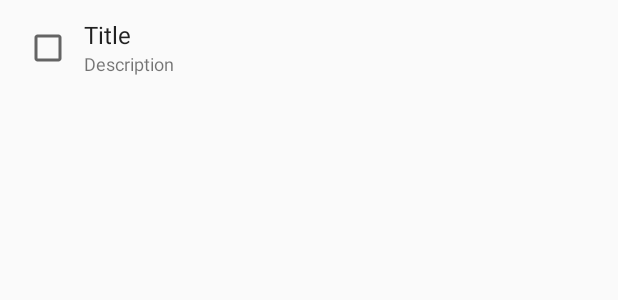
After one commit to sizihatak/to-do, an Android app: the layout item_task.xml on its own in the app's theme, with its tools: preview values and no code run, on a phone screen of 412 x 824 dp. The commit adds this screen. Shown: the top 300 px of the screen. Run offline under Robolectric (Android 15) with nearby library versions, the phone set to English and light mode, and no system bars.

Commit message:
Added adapter to task list.

```diff
--- a/app/src/main/AndroidManifest.xml
+++ b/app/src/main/AndroidManifest.xml
@@ -10,14 +10,14 @@
         android:roundIcon="@mipmap/ic_launcher_round"
         android:supportsRtl="true"
         android:theme="@style/AppTheme">
-        <activity android:name=".presentation.tasklist.TaskListActivity">
+        <activity android:name="com.example.todo.presentation.feature.tasklist.TaskListActivity">
             <intent-filter>
                 <action android:name="android.intent.action.MAIN" />
 
                 <category android:name="android.intent.category.LAUNCHER" />
             </intent-filter>
         </activity>
-        <activity android:name=".presentation.addtask.AddTaskActivity" />
+        <activity android:name=".presentation.feature.addtask.AddTaskActivity" />
 
         <provider
             android:name=".data.db.TaskContentProvider"
--- a/app/src/main/kotlin/com/example/todo/data/DataManager.kt
+++ b/app/src/main/kotlin/com/example/todo/data/DataManager.kt
@@ -6,5 +6,5 @@ import io.reactivex.Single
 
 interface DataManager {
     fun saveTask(task: Task):Single<Uri>
-    fun getTasks(): Single<Task>
+    fun getTasks(): Single<List<Task>>
 }
--- a/app/src/main/kotlin/com/example/todo/data/DataManagerImpl.kt
+++ b/app/src/main/kotlin/com/example/todo/data/DataManagerImpl.kt
@@ -6,6 +6,7 @@ import android.net.Uri
 import com.example.todo.data.db.TaskContract
 import com.example.todo.presentation.model.Task
 import io.reactivex.Single
+import java.util.*
 
 class DataManagerImpl(private val application: Application) : DataManager {
     override fun saveTask(task: Task): Single<Uri> {
@@ -19,5 +20,5 @@ class DataManagerImpl(private val application: Application) : DataManager {
 
     }
 
-    override fun getTasks(): Single<Task> = Single.just(Task("", "", 0))
+    override fun getTasks(): Single<List<Task>> = Single.just(Collections.emptyList())
 }
--- a/app/src/main/kotlin/com/example/todo/presentation/addtask/AddTaskActivity.kt
+++ b/app/src/main/kotlin/com/example/todo/presentation/feature/addtask/AddTaskActivity.kt
@@ -1,4 +1,4 @@
-package com.example.todo.presentation.addtask
+package com.example.todo.presentation.feature.addtask
 
 import android.arch.lifecycle.LifecycleActivity
 import android.arch.lifecycle.Observer
--- a/app/src/main/kotlin/com/example/todo/presentation/addtask/AddTaskViewModel.kt
+++ b/app/src/main/kotlin/com/example/todo/presentation/feature/addtask/AddTaskViewModel.kt
@@ -1,4 +1,4 @@
-package com.example.todo.presentation.addtask
+package com.example.todo.presentation.feature.addtask
 
 import android.app.Application
 import android.arch.lifecycle.AndroidViewModel
--- a/app/src/main/kotlin/com/example/todo/presentation/addtask/AddTaskViewModelFactory.kt
+++ b/app/src/main/kotlin/com/example/todo/presentation/feature/addtask/AddTaskViewModelFactory.kt
@@ -1,4 +1,4 @@
-package com.example.todo.presentation.addtask
+package com.example.todo.presentation.feature.addtask
 
 import android.app.Application
 import android.arch.lifecycle.ViewModel
--- a/app/src/main/kotlin/com/example/todo/presentation/tasklist/TaskListActivity.kt
+++ b/app/src/main/kotlin/com/example/todo/presentation/feature/tasklist/TaskListActivity.kt
@@ -1,4 +1,4 @@
-package com.example.todo.presentation.tasklist
+package com.example.todo.presentation.feature.tasklist
 
 import android.arch.lifecycle.ViewModelProviders
 import android.content.Intent
@@ -7,7 +7,7 @@ import android.os.Bundle
 import android.support.v7.app.AppCompatActivity
 import com.example.todo.R
 import com.example.todo.databinding.ActivityTasklistBinding
-import com.example.todo.presentation.addtask.AddTaskActivity
+import com.example.todo.presentation.feature.addtask.AddTaskActivity
 
 class TaskListActivity : AppCompatActivity() {
     private lateinit var binding: ActivityTasklistBinding
--- a/app/src/main/kotlin/com/example/todo/presentation/tasklist/TaskListViewModel.kt
+++ b/app/src/main/kotlin/com/example/todo/presentation/feature/tasklist/TaskListViewModel.kt
@@ -1,10 +1,8 @@
-package com.example.todo.presentation.tasklist
+package com.example.todo.presentation.feature.tasklist
 
 import android.app.Application
 import android.arch.lifecycle.AndroidViewModel
 import android.view.View
-import io.reactivex.Completable
-import io.reactivex.CompletableEmitter
 import io.reactivex.subjects.PublishSubject
 
 class TaskListViewModel(application: Application) : AndroidViewModel(application) {
--- a/app/src/main/kotlin/com/example/todo/presentation/model/Task.kt
+++ b/app/src/main/kotlin/com/example/todo/presentation/model/Task.kt
@@ -1,3 +1,3 @@
 package com.example.todo.presentation.model
 
-data class Task(val title: String, val description: String = "",val priority: Int)
+data class Task(val title: String, val description: String = "", val priority: Int)
--- a/app/src/main/res/layout/activity_add_task.xml
+++ b/app/src/main/res/layout/activity_add_task.xml
@@ -7,7 +7,7 @@
 
         <variable
             name="viewModel"
-            type="com.example.todo.presentation.addtask.AddTaskViewModel" />
+            type="com.example.todo.presentation.feature.addtask.AddTaskViewModel" />
     </data>
 
 
--- a/app/src/main/res/layout/activity_tasklist.xml
+++ b/app/src/main/res/layout/activity_tasklist.xml
@@ -7,13 +7,13 @@
 
         <variable
             name="viewModel"
-            type="com.example.todo.presentation.tasklist.TaskListViewModel" />
+            type="com.example.todo.presentation.feature.tasklist.TaskListViewModel" />
     </data>
 
     <android.support.design.widget.CoordinatorLayout
         android:layout_width="match_parent"
         android:layout_height="match_parent"
-        tools:context="com.example.todo.presentation.tasklist.TaskListActivity">
+        tools:context=".presentation.feature.tasklist.TaskListActivity">
 
         <android.support.v7.widget.RecyclerView
             android:id="@+id/rv_main_tasklist"
--- /dev/null
+++ b/app/src/main/res/layout/item_task.xml
@@ -0,0 +1,58 @@
+<?xml version="1.0" encoding="utf-8"?>
+<layout xmlns:android="http://schemas.android.com/apk/res/android"
+    xmlns:app="http://schemas.android.com/apk/res-auto"
+    xmlns:bind="http://schemas.android.com/apk/res-auto"
+    xmlns:tools="http://schemas.android.com/tools">
+
+    <data>
+        <variable
+            name="task"
+            type="com.example.todo.presentation.model.Task" />
+    </data>
+
+    <android.support.constraint.ConstraintLayout
+        android:layout_width="match_parent"
+        android:layout_height="wrap_content"
+        bind:priority="@{task.priority}">
+
+        <CheckBox
+            android:id="@+id/checkBox"
+            android:layout_width="wrap_content"
+            android:layout_height="wrap_content"
+            android:layout_marginBottom="8dp"
+            android:layout_marginStart="16dp"
+            android:layout_marginTop="16dp"
+            app:layout_constraintBottom_toBottomOf="parent"
+            app:layout_constraintLeft_toLeftOf="parent"
+            app:layout_constraintTop_toTopOf="parent"
+            app:layout_constraintVertical_bias="0.0" />
+
+        <TextView
+            android:id="@+id/textView"
+            style="@style/TextAppearance.AppCompat.Subhead"
+            android:layout_width="0dp"
+            android:layout_height="wrap_content"
+            android:layout_marginStart="8dp"
+            android:layout_marginTop="12dp"
+            android:text="@{task.title}"
+            app:layout_constraintBottom_toTopOf="@+id/textView2"
+            app:layout_constraintLeft_toRightOf="@+id/checkBox"
+            app:layout_constraintTop_toTopOf="parent"
+            tools:text="Title" />
+
+
+        <TextView
+            android:id="@+id/textView2"
+            style="@style/TextAppearance.AppCompat.Small"
+            android:layout_width="0dp"
+            android:layout_height="wrap_content"
+            android:layout_marginBottom="12dp"
+            android:text="@{task.description}"
+            android:textSize="12sp"
+            android:visibility="@{task.description.empty?gone:visible}"
+            app:layout_constraintBottom_toBottomOf="parent"
+            app:layout_constraintLeft_toLeftOf="@+id/textView"
+            app:layout_constraintTop_toBottomOf="@+id/textView"
+            tools:text="Description" />
+    </android.support.constraint.ConstraintLayout>
+</layout>
```
Also changed, not shown: app/src/main/kotlin/com/example/todo/presentation/feature/tasklist/TaskListAdapter.kt (added, +47 -0 lines).
